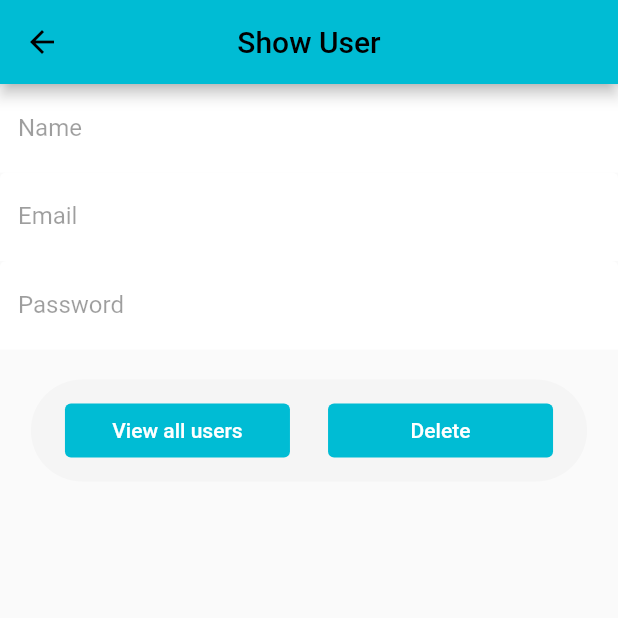
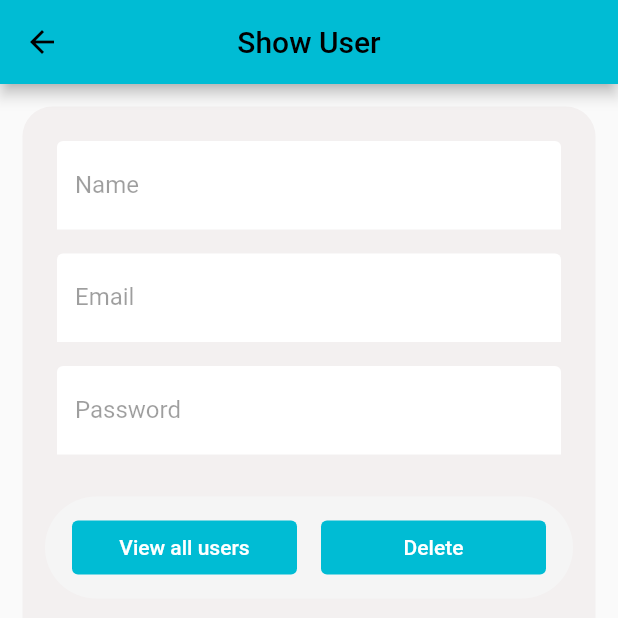
Before and after one commit to daniellberg/crud-flutter, a Flutter app: the UserView screen opened by its route, on a phone screen of 412 x 824 dp, the top half of it. Run offline on Flutter 3.47's test engine with Material 2 defaults, Android fonts, the phone set to English and light mode, and no system bars.

Commit message:
add new styles

```diff
--- /dev/null
+++ b/lib/container_all.dart
@@ -0,0 +1,20 @@
+import 'package:flutter/material.dart';
+
+class ContainerAll extends StatelessWidget {
+  Widget child;
+
+  ContainerAll({super.key, required this.child});
+
+  @override
+  Widget build(BuildContext context) {
+    return Container(
+      child: this.child,
+      margin: EdgeInsets.all(15.0),
+      padding: EdgeInsets.all(15.0),
+      decoration: BoxDecoration(
+        color: Color.fromRGBO(235, 229, 229, 0.5),
+        borderRadius: BorderRadius.circular(20)
+      ),
+    );
+  }
+}
--- a/lib/user_list.dart
+++ b/lib/user_list.dart
@@ -1,4 +1,5 @@
 import 'package:flutter/material.dart';
+import 'package:flutter_application_1/container_all.dart';
 import 'package:flutter_application_1/provider.dart';
 import 'package:flutter_application_1/user.dart';
 
@@ -25,7 +26,8 @@ class UserList extends StatelessWidget {
           },
         ),
       ),
-      body: ListView.builder(
+      body: ContainerAll(
+        child: ListView.builder(
           itemCount: usersLength,
           itemBuilder: (BuildContext contextBuilder, indexBuilder) =>
             Container(
@@ -72,6 +74,7 @@ class UserList extends StatelessWidget {
               ),
             )
           ),
+      ),
     );
   }
 }
--- a/lib/user_view.dart
+++ b/lib/user_view.dart
@@ -1,4 +1,5 @@
 import 'package:flutter/material.dart';
+import 'package:flutter_application_1/container_all.dart';
 import 'package:flutter_application_1/field_form.dart';
 import 'package:flutter_application_1/provider.dart';
 
@@ -38,28 +39,38 @@ class UserView extends StatelessWidget {
           ),
         ],
       ),
-      body: Center(
+      body: ContainerAll(
+        child: Center(
           child: Column(
             children: [
-            FieldForm(
+              Padding(
+                padding: const EdgeInsets.all(8.0),
+                child: FieldForm(
                   label: 'Name',
                   isPassword: false,
                   controller: controllerName,
                   isForm: false,
                 ),
-            FieldForm(
+              ),
+              Padding(
+                padding: const EdgeInsets.all(8.0),
+                child: FieldForm(
                   label: 'Email',
                   isPassword: false,
                   controller: controllerEmail,
                   isForm: false,
                 ),
-            FieldForm(
+              ),
+              Padding(
+                padding: const EdgeInsets.all(8.0),
+                child: FieldForm(
                   label: 'Password',
                   isPassword: true,
                   controller: controllerPass,
                   isForm: false,
                 ),
-            SizedBox(height: 20), // Adicionei um espaço entre os campos e os botões
+              ),
+              SizedBox(height: 20), //espaço entre os campos e os botões
               Container(
                 decoration: BoxDecoration(
                   color: Colors.grey.shade100,
@@ -111,6 +122,7 @@ class UserView extends StatelessWidget {
             ],
           ),
         ),
+      ),
     );
   }
 }
```
Also changed, not shown: lib/user_form.dart (+16 -4 lines). Lines whose indentation alone changed are shown as unchanged.
